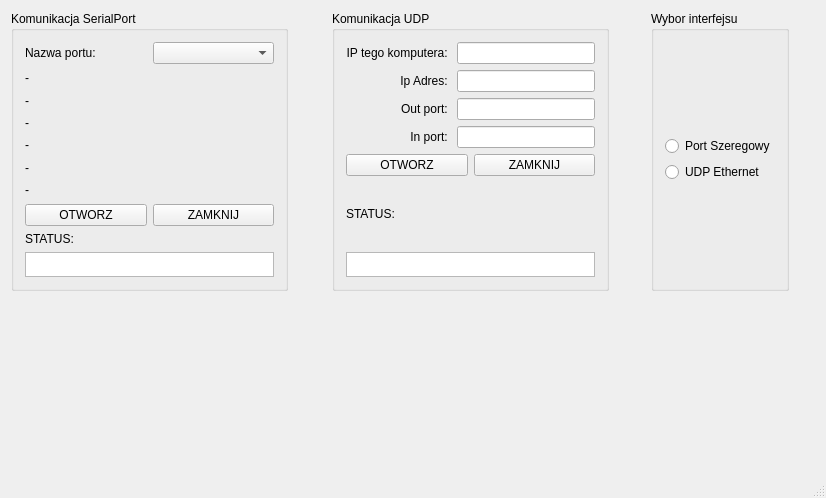
Before: the Qt Designer form mainwindow.ui in Grzegorzwww/sim800l_app, drawn with Qt 5.
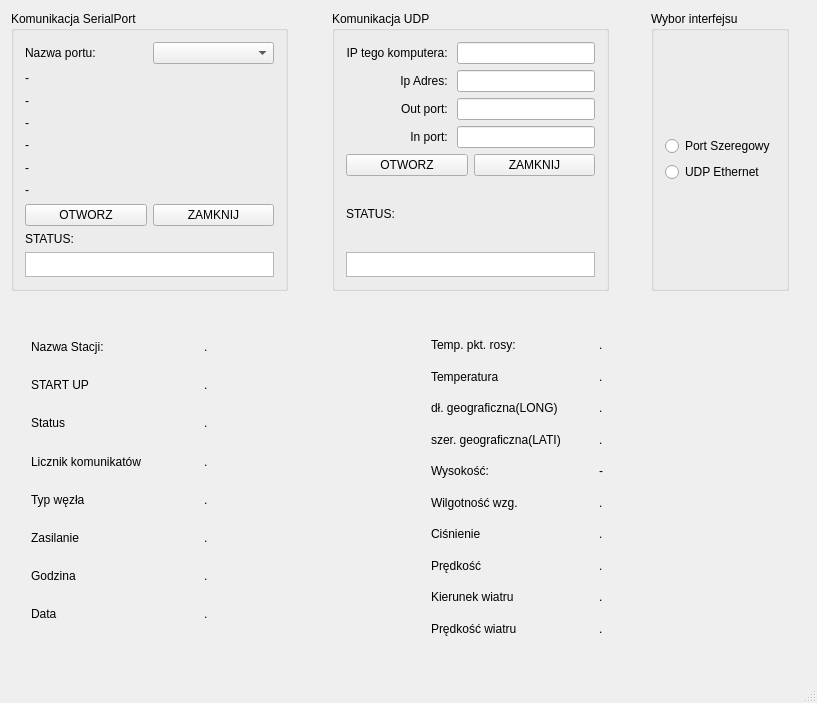
After: the same form once the commit is applied.

Diff of the .ui file:
```diff
--- a/mainwindow.ui
+++ b/mainwindow.ui
@@ -6,8 +6,8 @@
    <rect>
     <x>0</x>
     <y>0</y>
-    <width>826</width>
-    <height>498</height>
+    <width>817</width>
+    <height>703</height>
    </rect>
   </property>
   <property name="windowTitle">
@@ -374,6 +374,354 @@
      </item>
     </layout>
    </widget>
+   <widget class="QWidget" name="layoutWidget">
+    <property name="geometry">
+     <rect>
+      <x>20</x>
+      <y>320</y>
+      <width>361</width>
+      <height>321</height>
+     </rect>
+    </property>
+    <layout class="QVBoxLayout" name="verticalLayout_7">
+     <item>
+      <layout class="QHBoxLayout" name="horizontalLayout_4">
+       <item>
+        <widget class="QLabel" name="label_nazwa_stacji">
+         <property name="text">
+          <string>Nazwa Stacji:</string>
+         </property>
+        </widget>
+       </item>
+       <item>
+        <widget class="QLabel" name="label_nazwa_stacji_2">
+         <property name="text">
+          <string>.</string>
+         </property>
+        </widget>
+       </item>
+      </layout>
+     </item>
+     <item>
+      <layout class="QHBoxLayout" name="horizontalLayout_5">
+       <item>
+        <widget class="QLabel" name="label_start_up">
+         <property name="text">
+          <string>START UP</string>
+         </property>
+        </widget>
+       </item>
+       <item>
+        <widget class="QLabel" name="label_start_up_value">
+         <property name="text">
+          <string>.</string>
+         </property>
+        </widget>
+       </item>
+      </layout>
+     </item>
+     <item>
+      <layout class="QHBoxLayout" name="horizontalLayout_13">
+       <item>
+        <widget class="QLabel" name="label_status">
+         <property name="text">
+          <string>Status</string>
+         </property>
+        </widget>
+       </item>
+       <item>
+        <widget class="QLabel" name="label_status_value">
+         <property name="text">
+          <string>.</string>
+         </property>
+        </widget>
+       </item>
+      </layout>
+     </item>
+     <item>
+      <layout class="QHBoxLayout" name="horizontalLayout_9">
+       <item>
+        <widget class="QLabel" name="label_command_counter">
+         <property name="text">
+          <string>Licznik komunikatów</string>
+         </property>
+        </widget>
+       </item>
+       <item>
+        <widget class="QLabel" name="label_command_counter_value">
+         <property name="text">
+          <string>.</string>
+         </property>
+        </widget>
+       </item>
+      </layout>
+     </item>
+     <item>
+      <layout class="QHBoxLayout" name="horizontalLayout_21">
+       <item>
+        <widget class="QLabel" name="label_node">
+         <property name="text">
+          <string>Typ węzła</string>
+         </property>
+        </widget>
+       </item>
+       <item>
+        <widget class="QLabel" name="label_node_value">
+         <property name="text">
+          <string>.</string>
+         </property>
+        </widget>
+       </item>
+      </layout>
+     </item>
+     <item>
+      <layout class="QHBoxLayout" name="horizontalLayout_6">
+       <item>
+        <widget class="QLabel" name="label_zasilanie">
+         <property name="text">
+          <string>Zasilanie </string>
+         </property>
+        </widget>
+       </item>
+       <item>
+        <widget class="QLabel" name="label_zasilanie_value">
+         <property name="text">
+          <string>.</string>
+         </property>
+        </widget>
+       </item>
+      </layout>
+     </item>
+     <item>
+      <layout class="QHBoxLayout" name="horizontalLayout_7">
+       <item>
+        <widget class="QLabel" name="label_time">
+         <property name="text">
+          <string>Godzina</string>
+         </property>
+        </widget>
+       </item>
+       <item>
+        <widget class="QLabel" name="label_time_value">
+         <property name="text">
+          <string>.</string>
+         </property>
+        </widget>
+       </item>
+      </layout>
+     </item>
+     <item>
+      <layout class="QHBoxLayout" name="horizontalLayout_8">
+       <item>
+        <widget class="QLabel" name="label_date">
+         <property name="text">
+          <string>Data</string>
+         </property>
+        </widget>
+       </item>
+       <item>
+        <widget class="QLabel" name="label_date_value">
+         <property name="text">
+          <string>.</string>
+         </property>
+        </widget>
+       </item>
+      </layout>
+     </item>
+    </layout>
+   </widget>
+   <widget class="QWidget" name="layoutWidget">
+    <property name="geometry">
+     <rect>
+      <x>420</x>
+      <y>321</y>
+      <width>351</width>
+      <height>331</height>
+     </rect>
+    </property>
+    <layout class="QGridLayout" name="gridLayout_5">
+     <item row="0" column="0">
+      <layout class="QHBoxLayout" name="horizontalLayout_10">
+       <item>
+        <widget class="QLabel" name="label_dewpoint">
+         <property name="text">
+          <string>Temp. pkt. rosy:</string>
+         </property>
+        </widget>
+       </item>
+       <item>
+        <widget class="QLabel" name="label_dewpoint_value">
+         <property name="text">
+          <string>.</string>
+         </property>
+        </widget>
+       </item>
+      </layout>
+     </item>
+     <item row="1" column="0">
+      <layout class="QHBoxLayout" name="horizontalLayout_12">
+       <item>
+        <widget class="QLabel" name="label_temperatura">
+         <property name="text">
+          <string>Temperatura</string>
+         </property>
+        </widget>
+       </item>
+       <item>
+        <widget class="QLabel" name="label_temperatura_value">
+         <property name="text">
+          <string>.</string>
+         </property>
+        </widget>
+       </item>
+      </layout>
+     </item>
+     <item row="2" column="0">
+      <layout class="QHBoxLayout" name="horizontalLayout_14">
+       <item>
+        <widget class="QLabel" name="label_longnitude">
+         <property name="text">
+          <string>dł. geograficzna(LONG)</string>
+         </property>
+        </widget>
+       </item>
+       <item>
+        <widget class="QLabel" name="label_label_longnitude_value">
+         <property name="text">
+          <string>.</string>
+         </property>
+        </widget>
+       </item>
+      </layout>
+     </item>
+     <item row="3" column="0">
+      <layout class="QHBoxLayout" name="horizontalLayout_15">
+       <item>
+        <widget class="QLabel" name="label_latitude">
+         <property name="text">
+          <string>szer. geograficzna(LATI)</string>
+         </property>
+        </widget>
+       </item>
+       <item>
+        <widget class="QLabel" name="label_latitude_value">
+         <property name="text">
+          <string>.</string>
+         </property>
+        </widget>
+       </item>
+      </layout>
+     </item>
+     <item row="4" column="0">
+      <layout class="QHBoxLayout" name="horizontalLayout_22">
+       <item>
+        <widget class="QLabel" name="label_wysokosc">
+         <property name="text">
+          <string>Wysokość:</string>
+         </property>
+        </widget>
+       </item>
+       <item>
+        <widget class="QLabel" name="label_wysokosc_value">
+         <property name="text">
+          <string>-</string>
+         </property>
+        </widget>
+       </item>
+      </layout>
+     </item>
+     <item row="5" column="0">
+      <layout class="QHBoxLayout" name="horizontalLayout_16">
+       <item>
+        <widget class="QLabel" name="label_rh">
+         <property name="text">
+          <string>Wilgotność wzg.</string>
+         </property>
+        </widget>
+       </item>
+       <item>
+        <widget class="QLabel" name="label_rh_value">
+         <property name="text">
+          <string>.</string>
+         </property>
+        </widget>
+       </item>
+      </layout>
+     </item>
+     <item row="6" column="0">
+      <layout class="QHBoxLayout" name="horizontalLayout_17">
+       <item>
+        <widget class="QLabel" name="label_press">
+         <property name="text">
+          <string>Ciśnienie</string>
+         </property>
+        </widget>
+       </item>
+       <item>
+        <widget class="QLabel" name="label_press_value">
+         <property name="text">
+          <string>.</string>
+         </property>
+        </widget>
+       </item>
+      </layout>
+     </item>
+     <item row="7" column="0">
+      <layout class="QHBoxLayout" name="horizontalLayout_18">
+       <item>
+        <widget class="QLabel" name="label_speed">
+         <property name="text">
+          <string>Prędkość</string>
+         </property>
+        </widget>
+       </item>
+       <item>
+        <widget class="QLabel" name="label_speed_value">
+         <property name="text">
+          <string>.</string>
+         </property>
+        </widget>
+       </item>
+      </layout>
+     </item>
+     <item row="8" column="0">
+      <layout class="QHBoxLayout" name="horizontalLayout_19">
+       <item>
+        <widget class="QLabel" name="label_wind_dir">
+         <property name="text">
+          <string>Kierunek wiatru</string>
+         </property>
+        </widget>
+       </item>
+       <item>
+        <widget class="QLabel" name="label_wind_dir_value">
+         <property name="text">
+          <string>.</string>
+         </property>
+        </widget>
+       </item>
+      </layout>
+     </item>
+     <item row="9" column="0">
+      <layout class="QHBoxLayout" name="horizontalLayout_20">
+       <item>
+        <widget class="QLabel" name="label_wind_speed">
+         <property name="text">
+          <string>Prędkość wiatru</string>
+         </property>
+        </widget>
+       </item>
+       <item>
+        <widget class="QLabel" name="label_wind_speed_value">
+         <property name="text">
+          <string>.</string>
+         </property>
+        </widget>
+       </item>
+      </layout>
+     </item>
+    </layout>
+   </widget>
   </widget>
   <widget class="QMenuBar" name="menuBar">
    <property name="geometry">
```
Left out of the diff: 4 changed lines with no effect on the pictures.
